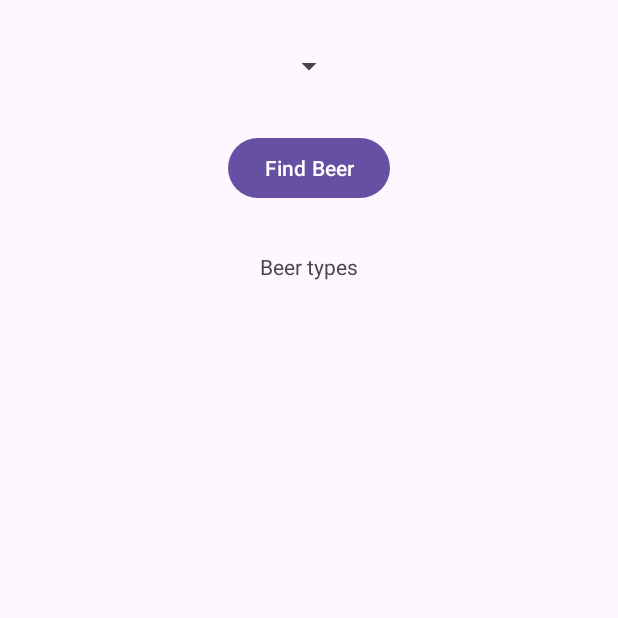
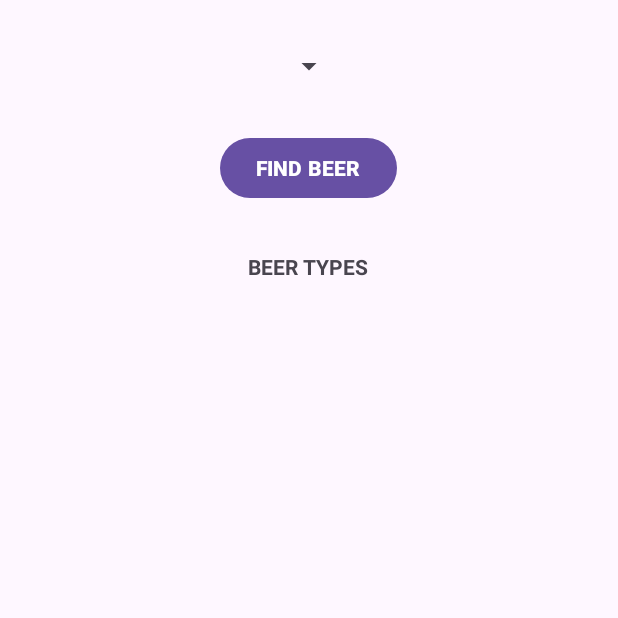
Before and after one commit to NukeRed/BeerAdviser, an Android app: the screen it shows after launch (MainActivity), on a phone screen of 412 x 824 dp, the top half of it. Run offline under Robolectric (Android 15) with nearby library versions, the phone set to English and light mode, and no system bars.

Commit message:
a new line Errors

```diff
--- a/app/src/main/res/layout/activity_main.xml
+++ b/app/src/main/res/layout/activity_main.xml
@@ -22,7 +22,9 @@
         android:layout_height="wrap_content"
         android:layout_gravity="center"
         android:layout_margin="16dp"
-        android:text="Find Beer" />
+        android:text="FIND BEER"
+        android:textStyle="bold"
+        android:textAllCaps="false"/>
 
     <TextView
         android:id="@+id/brands"
@@ -30,5 +32,6 @@
         android:layout_height="wrap_content"
         android:layout_gravity="center"
         android:layout_margin="16dp"
-        android:text="Beer types"/>
+        android:text="BEER TYPES"
+        android:textStyle="bold" />
 </LinearLayout>
```
